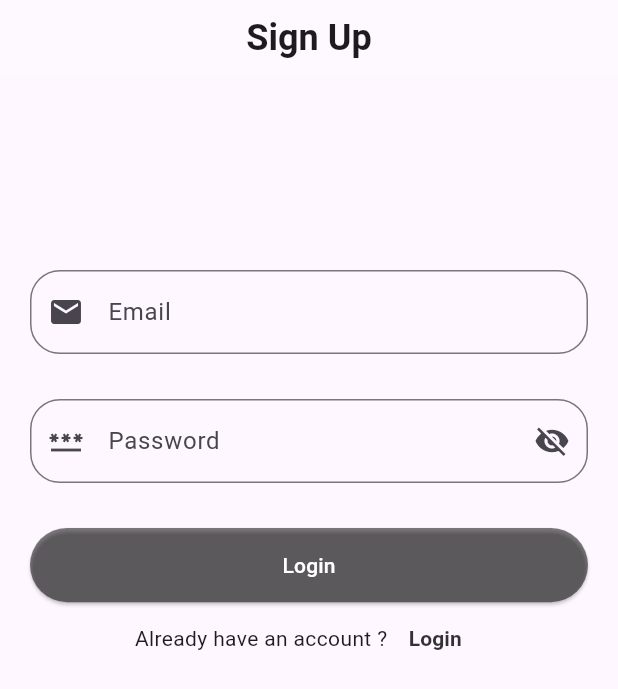
After one commit to fadyashraf89/to_do_app, a Flutter app: the screen it shows after launch, after a tap on "Login", after a tap on "Register Now", on a phone screen of 412 x 824 dp. The commit adds this screen. Shown: the top 689 px of the screen. Run offline on Flutter 3.47's test engine with Material 3 defaults, Android fonts, the phone set to English and light mode, and no system bars.

Commit message:
Create login and signup page and show dialog

```diff
--- a/lib/main.dart
+++ b/lib/main.dart
@@ -1,5 +1,6 @@
 import "package:flutter/material.dart";
 import "package:to_do_app/screens/TasksPage.dart";
+import "package:to_do_app/screens/login_page.dart";
 void main(){
   runApp(const TodoApp());
 }
@@ -9,11 +10,15 @@ class TodoApp extends StatelessWidget {
   @override
   Widget build(BuildContext context) {
     return MaterialApp(
-      debugShowCheckedModeBanner: false,
+      initialRoute: LoginPage.id,
+      routes: {
+        LoginPage.id: (context) => const LoginPage(),
+        TasksPage.id: (context) => const TasksPage(),
+
+      },      debugShowCheckedModeBanner: false,
       theme: ThemeData(
         brightness: Brightness.light
       ),
-      home: TasksPage(),
     );
   }
 }
--- /dev/null
+++ b/lib/models/users.dart
@@ -0,0 +1,29 @@
+class UsersData{
+  final String email;
+  final String password;
+
+
+  UsersData ({
+    required this.email,
+    required this.password,
+
+  });
+}
+List<UsersData> users = [
+  UsersData(email: 'fady@gmail.com', password: '123456'),
+  UsersData(email: 'abdelrahman@gmail.com', password: '1234567'),
+  UsersData(email: 'hassan@gmail.com', password: '12345678'),
+  UsersData(email: 'tharwat@gmail.com', password: '1234567'),
+  UsersData(email: 'diaa@gmail.com', password: '1234567'),
+];
+
+bool checkUser(String email, String password) {
+  bool foundUser = false;
+  for (int i = 0; i < users.length; i++) {
+    if (email == users[i].email && password == users[i].password) {
+      foundUser = true;
+      break;
+    }
+  }
+  return foundUser;
+}
--- /dev/null
+++ b/lib/screens/login_page.dart
@@ -0,0 +1,172 @@
+import 'package:flutter/material.dart';
+import 'package:to_do_app/screens/TasksPage.dart';
+import 'package:to_do_app/screens/signup_page.dart';
+
+import '../models/users.dart';
+import '../widgets/custom_app_bar.dart';
+
+class LoginPage extends StatefulWidget {
+  static String id = "Login";
+
+  const LoginPage({super.key});
+
+  @override
+  State<LoginPage> createState() => _LoginPageState();
+}
+
+class _LoginPageState extends State<LoginPage> {
+  bool showPassword = false;
+  IconData icon = Icons.visibility_off;
+
+  TextEditingController emailController = TextEditingController();
+  TextEditingController passwordController = TextEditingController();
+  var formKey = GlobalKey<FormState>();
+
+  @override
+  Widget build(BuildContext context) {
+    var height = MediaQuery.of(context).size.height;
+    var width = MediaQuery.of(context).size.width;
+
+    return Scaffold(
+      appBar: PreferredSize(
+        preferredSize: Size.fromHeight(50.0),
+        child: CustomAppBar(
+          title: "Login",
+        ),
+      ),
+      body: SingleChildScrollView(
+        child: Padding(
+          padding: const EdgeInsets.all(20),
+          child: Form(
+            key: formKey,
+            child: Column(
+              children: [
+                const SizedBox(
+                  height: 60,
+                ),
+                const SizedBox(
+                  height: 50,
+                ),
+                TextFormField(
+                  validator: (value) {
+                    if (value!.isEmpty) {
+                      return 'Please Enter Your Email';
+                    }
+                  },
+                  controller: emailController,
+                  decoration: InputDecoration(
+                    hintText: 'Email',
+                    prefixIcon: const Icon(Icons.email),
+                    border: OutlineInputBorder(
+                        borderRadius: BorderRadius.circular(20),
+                        borderSide:
+                            BorderSide(color: Colors.black.withOpacity(0.5))),
+                    focusedBorder: OutlineInputBorder(
+                        borderRadius: BorderRadius.circular(20),
+                        borderSide: BorderSide(color: Colors.black, width: 2)),
+                  ),
+                ),
+                const SizedBox(
+                  height: 30,
+                ),
+                TextFormField(
+                  validator: (value) {
+                    if (value!.isEmpty) {
+                      return 'Please Enter Your Password';
+                    }
+                  },
+                  controller: passwordController,
+                  obscureText: !showPassword,
+                  decoration: InputDecoration(
+                    hintText: 'Password',
+                    prefixIcon: const Icon(Icons.password),
+                    suffixIcon: IconButton(
+                      onPressed: () {
+                        setState(() {
+                          showPassword = !showPassword;
+                          if (showPassword) {
+                            icon = Icons.visibility;
+                          } else {
+                            icon = Icons.visibility_off;
+                          }
+                        });
+                      },
+                      icon: Icon(icon),
+                    ),
+                    border: OutlineInputBorder(
+                        borderRadius: BorderRadius.circular(20),
+                        borderSide:
+                            BorderSide(color: Colors.black.withOpacity(0.5))),
+                    focusedBorder: OutlineInputBorder(
+                        borderRadius: BorderRadius.circular(20),
+                        borderSide: BorderSide(color: Colors.black, width: 2)),
+                  ),
+                ),
+                const SizedBox(
+                  height: 30,
+                ),
+                ElevatedButton(
+                  onPressed: () {
+                    if (formKey.currentState!.validate()) {
+                      if (checkUser(
+                          emailController.text, passwordController.text)) {
+                        SnackBar snackBar = const SnackBar(
+                          content: Text('Login Successfully'),
+                          backgroundColor: Colors.green,
+                        );
+                        ScaffoldMessenger.of(context).showSnackBar(snackBar);
+                        Navigator.push(
+                          context,
+                          MaterialPageRoute(
+                            builder: (context) =>
+                                TasksPage(), // Pass the email to home screen
+                          ),
+                        );
+                      } else {
+                        SnackBar snackBar = const SnackBar(
+                          content: Text('Login Failed'),
+                          backgroundColor: Colors.red,
+                        );
+                        ScaffoldMessenger.of(context).showSnackBar(snackBar);
+                      }
+
+                      print('Email is valid');
+                    } else {
+                      print('Email is invalid');
+                    }
+                  },
+                  child: const Text('Login'),
+                  style: ElevatedButton.styleFrom(
+                    minimumSize: Size(width, height * 0.06),
+                    backgroundColor: Colors.black.withOpacity(0.5),
+                    foregroundColor: Colors.white,
+                  ),
+                ),
+                Row(
+                  mainAxisAlignment: MainAxisAlignment.center,
+                  children: [
+                    Text("Don't have an account ?"),
+                    TextButton(
+                      onPressed: (){
+                        Navigator.push(
+                          context,
+                          MaterialPageRoute(
+                            builder: (context) =>
+                                SignUpPage(), // Pass the email to home screen
+                          ),
+                        );
+                      }, child: Text("Register Now", style: TextStyle(
+                      color: Colors.black.withOpacity(0.8),
+                      fontWeight: FontWeight.bold
+                    ),),
+                    )
+                  ],
+                )
+              ],
+            ),
+          ),
+        ),
+      ),
+    );
+  }
+}
--- /dev/null
+++ b/lib/screens/signup_page.dart
@@ -0,0 +1,164 @@
+import "package:flutter/material.dart";
+
+import "../models/users.dart";
+import "../widgets/custom_app_bar.dart";
+import "TasksPage.dart";
+class SignUpPage extends StatefulWidget {
+  const SignUpPage({super.key});
+
+  @override
+  State<SignUpPage> createState() => _SignUpPageState();
+}
+
+class _SignUpPageState extends State<SignUpPage> {
+  bool showPassword = false;
+  IconData icon = Icons.visibility_off;
+
+  TextEditingController emailController = TextEditingController();
+  TextEditingController passwordController = TextEditingController();
+  var formKey = GlobalKey<FormState>();
+
+  @override
+  Widget build(BuildContext context) {
+    var height = MediaQuery.of(context).size.height;
+    var width = MediaQuery.of(context).size.width;
+
+    return Scaffold(
+      appBar: PreferredSize(
+        preferredSize: Size.fromHeight(50.0),
+        child: CustomAppBar(
+          title: "Sign Up",
+        ),
+      ),
+      body: SingleChildScrollView(
+        child: Padding(
+          padding: const EdgeInsets.all(20),
+          child: Form(
+            key: formKey,
+            child: Column(
+              children: [
+                const SizedBox(
+                  height: 60,
+                ),
+                const SizedBox(
+                  height: 50,
+                ),
+                TextFormField(
+                  validator: (value) {
+                    if (value!.isEmpty) {
+                      return 'Please Enter Your Email';
+                    }
+                  },
+                  controller: emailController,
+                  decoration: InputDecoration(
+                    hintText: 'Email',
+                    prefixIcon: const Icon(Icons.email),
+                    border: OutlineInputBorder(
+                        borderRadius: BorderRadius.circular(20),
+                        borderSide:
+                        BorderSide(color: Colors.black.withOpacity(0.5))),
+                    focusedBorder: OutlineInputBorder(
+                        borderRadius: BorderRadius.circular(20),
+                        borderSide: BorderSide(color: Colors.black, width: 2)),
+                  ),
+                ),
+                const SizedBox(
+                  height: 30,
+                ),
+                TextFormField(
+                  validator: (value) {
+                    if (value!.isEmpty) {
+                      return 'Please Enter Your Password';
+                    }
+                  },
+                  controller: passwordController,
+                  obscureText: !showPassword,
+                  decoration: InputDecoration(
+                    hintText: 'Password',
+                    prefixIcon: const Icon(Icons.password),
+                    suffixIcon: IconButton(
+                      onPressed: () {
+                        setState(() {
+                          showPassword = !showPassword;
+                          if (showPassword) {
+                            icon = Icons.visibility;
+                          } else {
+                            icon = Icons.visibility_off;
+                          }
+                        });
+                      },
+                      icon: Icon(icon),
+                    ),
+                    border: OutlineInputBorder(
+                        borderRadius: BorderRadius.circular(20),
+                        borderSide:
+                        BorderSide(color: Colors.black.withOpacity(0.5))),
+                    focusedBorder: OutlineInputBorder(
+                        borderRadius: BorderRadius.circular(20),
+                        borderSide: BorderSide(color: Colors.black, width: 2)),
+                  ),
+                ),
+                const SizedBox(
+                  height: 30,
+                ),
+                ElevatedButton(
+                  onPressed: () {
+                    if (formKey.currentState!.validate()) {
+                      if (!checkUser(
+                          emailController.text, passwordController.text)) {
+                        users.add(UsersData(email: emailController.text, password: passwordController.text));
+                        SnackBar snackBar = const SnackBar(
+                          content: Text('User Register Successfully'),
+                          backgroundColor: Colors.green,
+                        );
+                        ScaffoldMessenger.of(context).showSnackBar(snackBar);
+                        Navigator.push(
+                          context,
+                          MaterialPageRoute(
+                            builder: (context) =>
+                                TasksPage(), // Pass the email to home screen
+                          ),
+                        );
+                      } else {
+                        SnackBar snackBar = const SnackBar(
+                          content: Text('Registeration Failed'),
+                          backgroundColor: Colors.red,
+                        );
+                        ScaffoldMessenger.of(context).showSnackBar(snackBar);
+                      }
+
+                      print('Email is valid');
+                    } else {
+                      print('Email is invalid');
+                    }
+                  },
+                  child: const Text('Login'),
+                  style: ElevatedButton.styleFrom(
+                    minimumSize: Size(width, height * 0.06),
+                    backgroundColor: Colors.black.withOpacity(0.5),
+                    foregroundColor: Colors.white,
+                  ),
+                ),
+                Row(
+                  mainAxisAlignment: MainAxisAlignment.center,
+                  children: [
+                    Text("Already have an account ?"),
+                    TextButton(
+                      onPressed: (){
+                        Navigator.pop(context);
+                      }, child: Text("Login", style: TextStyle(
+                        color: Colors.black.withOpacity(0.8),
+                        fontWeight: FontWeight.bold
+                    ),),
+                    )
+                  ],
+                )
+              ],
+            ),
+          ),
+        ),
+      ),
+    );
+  }
+
+}
--- a/lib/widgets/custom_app_bar.dart
+++ b/lib/widgets/custom_app_bar.dart
@@ -8,7 +8,7 @@ class CustomAppBar extends StatelessWidget {
   @override
   Widget build(BuildContext context) {
     return AppBar(
-
+      automaticallyImplyLeading: false,
       centerTitle: true,
       title: Column(
         mainAxisAlignment: MainAxisAlignment.center,
--- a/lib/widgets/task_item.dart
+++ b/lib/widgets/task_item.dart
@@ -28,7 +28,7 @@ class TaskItem extends StatelessWidget {
                 child: Text(
                   'Details Of Task',
                   style: TextStyle(
-                    fontSize: 20,
+                    fontSize: 18,
                     color: Colors.white,
                   ),
                 ),
@@ -38,7 +38,7 @@ class TaskItem extends StatelessWidget {
                 icon: const Icon(
                   Icons.done,
                   color: Colors.white,
-                  size: 30,
+                  size: 35,
                 ),
               ),
             ),
```
Also changed, not shown: lib/screens/TasksPage.dart (+61 -4 lines).
